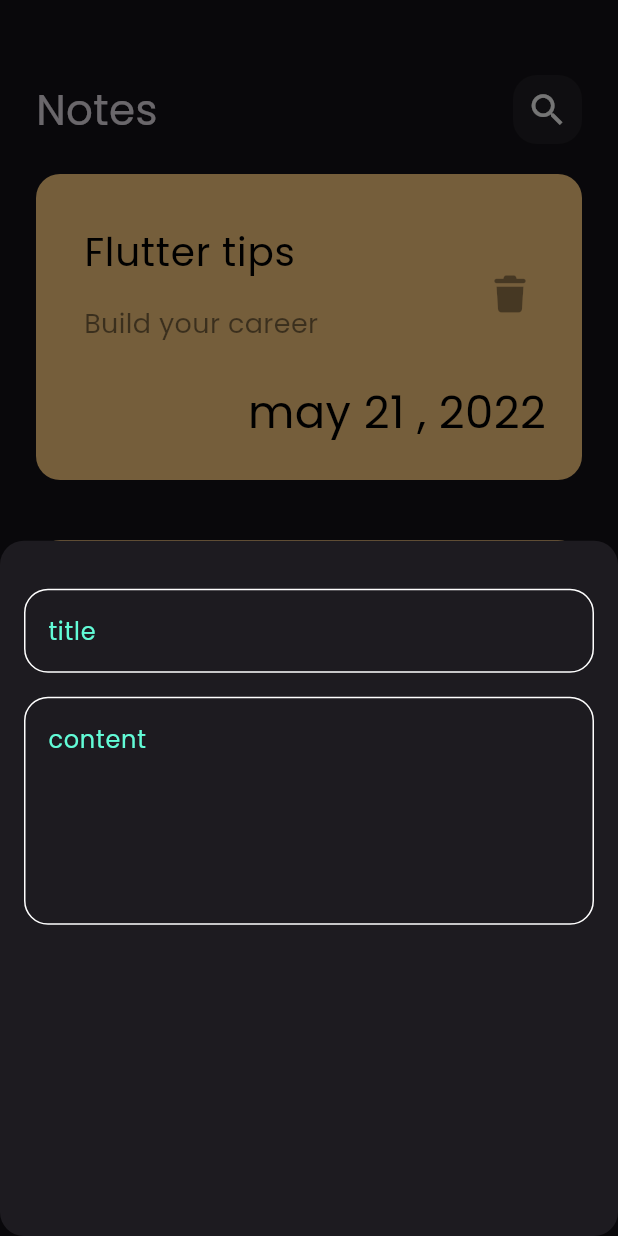
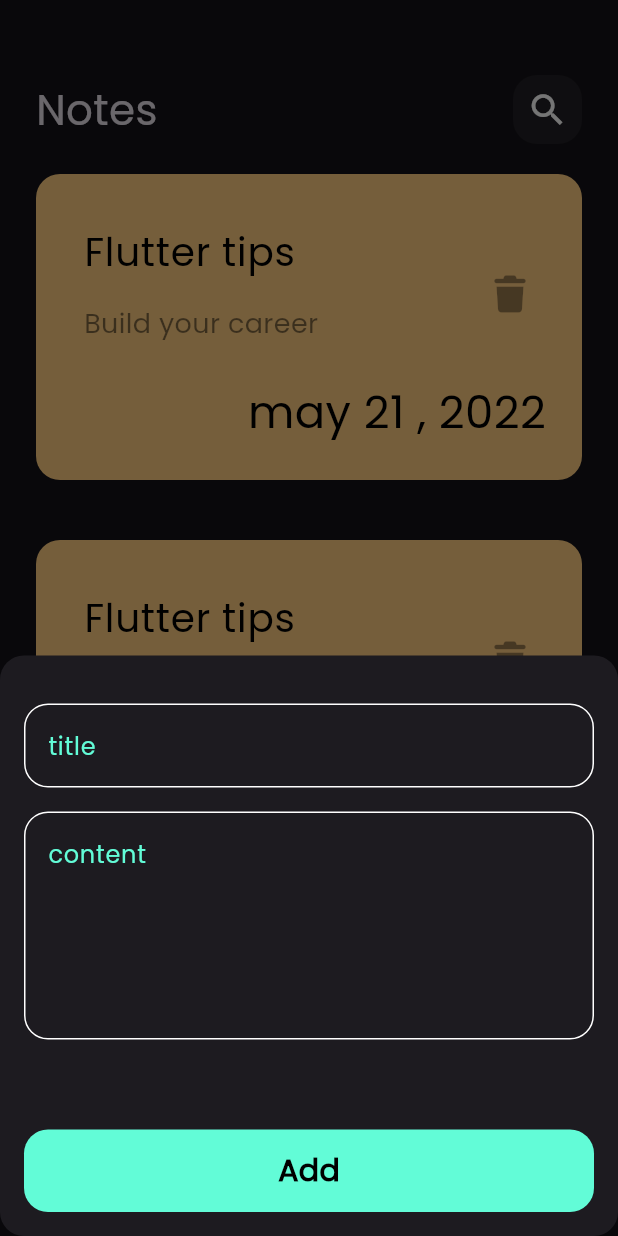
Before and after one commit to kie4a/notes_app, a Flutter app: the screen it shows after launch, after a tap on the "add" icon, on a phone screen of 412 x 824 dp. Run offline on Flutter 3.47's test engine with Material 3 defaults, Android fonts, the phone set to English and light mode, and no system bars; our stand-ins replace font_awesome_flutter.

Commit message:
finish notes bottom  sheet

```diff
--- a/App/lib/widgets/add_node_bottom_sheet.dart
+++ b/App/lib/widgets/add_node_bottom_sheet.dart
@@ -1,4 +1,5 @@
 import 'package:flutter/material.dart';
+import 'package:qq/widgets/custom_botton.dart';
 import 'package:qq/widgets/custom_text_filed.dart';
 
 class AddNoteBottomSheet extends StatelessWidget {
@@ -7,15 +8,21 @@
   @override
   Widget build(BuildContext context) {
     return Padding(
-      padding: const EdgeInsets.symmetric(
-        horizontal: 16),
-      child: Column(children: [
-    const    SizedBox(height: 32),
-        CustomTextFiled(hint: "title",),
-   const    SizedBox(height: 16),
-        CustomTextFiled(hint: "content",maxLines: 5,)
-        ],
+      padding: const EdgeInsets.symmetric(horizontal: 16),
+      child: SingleChildScrollView(
+        child: Column(
+          children: [
+            const SizedBox(height: 32),
+            CustomTextFiled(hint: "title"),
+            const SizedBox(height: 16),
+            CustomTextFiled(hint: "content", maxLines: 5),
+       SizedBox(height: 60,),
+
+            CustomBotton(),
+          SizedBox(height: 16,)
+          ],
         ),
+      ),
     );
   }
 }
--- /dev/null
+++ b/App/lib/widgets/custom_botton.dart
@@ -0,0 +1,23 @@
+import 'package:flutter/material.dart';
+import 'package:qq/constants.dart';
+
+class CustomBotton extends StatelessWidget {
+  const CustomBotton({super.key});
+
+  @override
+  Widget build(BuildContext context) {
+    return Container(
+      decoration: BoxDecoration(
+        color: kPrimaycolor,
+        borderRadius: BorderRadius.circular(16)
+      ),
+width: MediaQuery.of(context).size.width,
+height: 55,
+child: Center(
+child: Text("Add",style: TextStyle(color: Colors.black,fontSize: 20,fontWeight: FontWeight.bold),),
+
+),
+
+    );
+  }
+}
```
